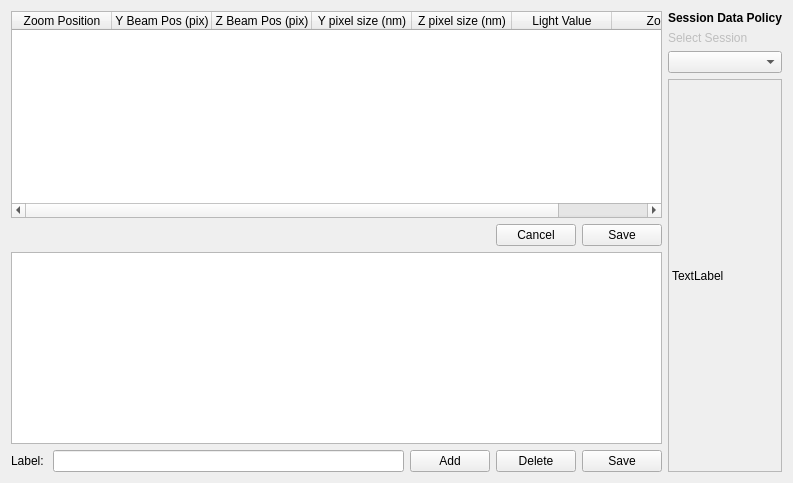
Qt form gui/ui_files/esrf_id13_configuration_widget.ui (natxo14/mxcube) before a commit.
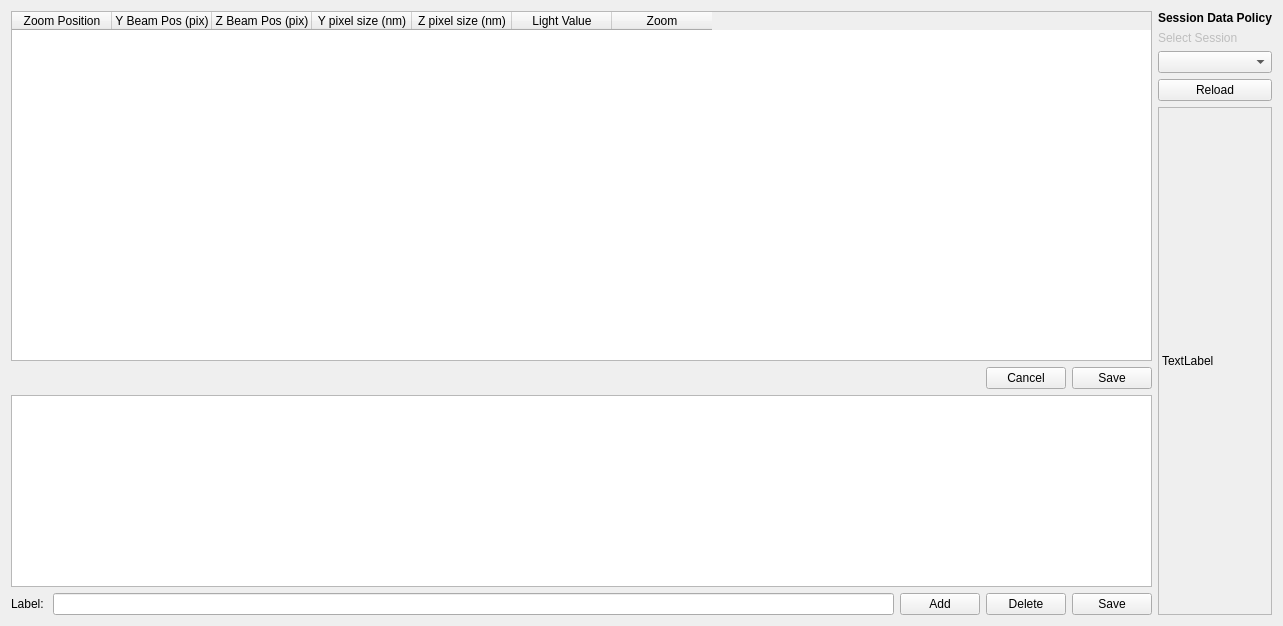
The same form after that commit.

Commit message: getting data policy information without instance of session object: directly from redis

```diff
--- a/gui/ui_files/esrf_id13_configuration_widget.ui
+++ b/gui/ui_files/esrf_id13_configuration_widget.ui
@@ -6,8 +6,8 @@
    <rect>
     <x>0</x>
     <y>0</y>
-    <width>793</width>
-    <height>483</height>
+    <width>1283</width>
+    <height>626</height>
    </rect>
   </property>
   <property name="windowTitle">
@@ -185,6 +185,13 @@
          </property>
         </widget>
        </item>
+       <item>
+        <widget class="QPushButton" name="reload_data_policy_button">
+         <property name="text">
+          <string>Reload</string>
+         </property>
+        </widget>
+       </item>
        <item>
         <widget class="QLabel" name="data_policy_label">
          <property name="frameShape">
```
The commit also changes 2 other files.
